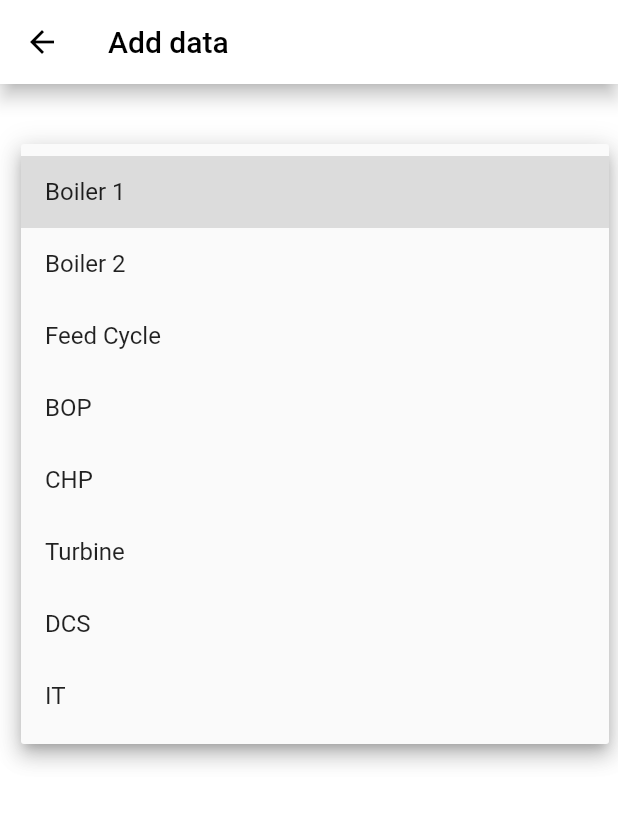
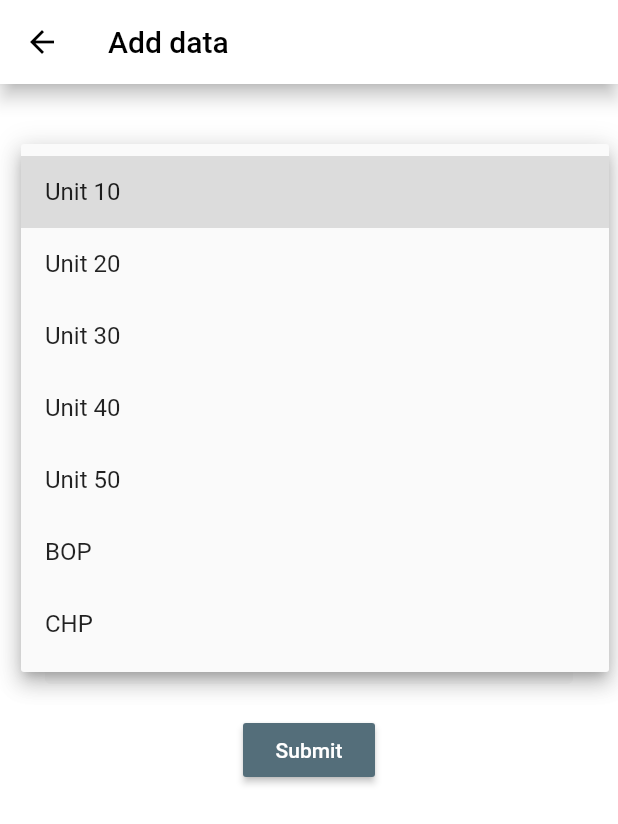
Before and after one commit to faseelmo/imd, a Flutter app: the DataPage screen opened directly, after a tap on "Area", on a phone screen of 412 x 824 dp. Shown: the top 824 px of the screen. Run offline on Flutter 3.47's test engine with Material 2 defaults, Android fonts, the phone set to English and light mode, and no system bars; our stand-ins replace cloud_firestore, firebase_auth, flutter_spinkit; accounts and stored records are empty.

Commit message:
datapage changes

```diff
--- a/lib/models/imd.dart
+++ b/lib/models/imd.dart
@@ -1,9 +1,16 @@
 class Imd {
   final String area;
+  final String group;
   final String equipment;
   final String activity;
   final String optional;
   final DateTime date;
 
-  Imd({this.area, this.equipment, this.activity, this.optional, this.date});
+  Imd(
+      {this.area,
+      this.group,
+      this.equipment,
+      this.activity,
+      this.optional,
+      this.date});
 }
--- a/lib/screens/bottom tabs/tabspage.dart
+++ b/lib/screens/bottom tabs/tabspage.dart
@@ -2,7 +2,6 @@ import 'package:flutter/material.dart';
 import 'package:imd/screens/analytics/analyticspage.dart';
 import 'package:imd/screens/home/home.dart';
 import 'package:imd/screens/settings/account.dart';
-
 import 'package:imd/sevices/database.dart';
 import 'package:provider/provider.dart';
 import 'package:imd/models/imd.dart';
--- a/lib/screens/data/datapage.dart
+++ b/lib/screens/data/datapage.dart
@@ -14,6 +14,7 @@ class _DataPageState extends State<DataPage> {
   bool loading = false;
 
   String area = '';
+  String group = '';
   String equipment = '';
   String activity = '';
   String optional = '';
@@ -53,14 +54,42 @@ class _DataPageState extends State<DataPage> {
                           borderSide: BorderSide(color: Colors.blueGrey[300])),
                     ),
                     items: <String>[
-                      'Boiler 1',
-                      'Boiler 2',
+                      'Unit 10',
+                      'Unit 20',
+                      'Unit 30',
+                      'Unit 40',
+                      'Unit 50',
+                      'BOP',
+                      'CHP',
+                    ].map((String value) {
+                      return new DropdownMenuItem<String>(
+                        value: value,
+                        child: new Text(value),
+                      );
+                    }).toList(),
+                    onChanged: (val) {
+                      setState(() => area = val);
+                    },
+                  ),
+                  SizedBox(height: 20.0),
+                  DropdownButtonFormField<String>(
+                    decoration: InputDecoration(
+                      hintText: 'Group',
+                      fillColor: Colors.grey[50],
+                      filled: true,
+                      enabledBorder: OutlineInputBorder(
+                        borderSide:
+                            BorderSide(color: Colors.grey[50], width: 2.0),
+                      ),
+                      focusedBorder: OutlineInputBorder(
+                          borderSide: BorderSide(color: Colors.blueGrey[300])),
+                    ),
+                    items: <String>[
+                      'Boiler',
                       'Feed Cycle',
                       'BOP',
                       'CHP',
-                      'Turbine',
-                      'DCS',
-                      'IT'
+                      'DCS/Turbine/IT',
                     ].map((String value) {
                       return new DropdownMenuItem<String>(
                         value: value,
@@ -110,7 +139,8 @@ class _DataPageState extends State<DataPage> {
                       'PM',
                       'Calibration',
                       'Improvement',
-                      'New Installation'
+                      'New Installation',
+                      'Others'
                     ].map((String value) {
                       return new DropdownMenuItem<String>(
                         value: value,
@@ -129,7 +159,7 @@ class _DataPageState extends State<DataPage> {
                     keyboardType: TextInputType.multiline,
                     maxLines: null,
                     decoration: InputDecoration(
-                      hintText: 'Optional',
+                      hintText: 'Description',
                       fillColor: Colors.grey[50],
                       filled: true,
                       enabledBorder: OutlineInputBorder(
@@ -152,8 +182,8 @@ class _DataPageState extends State<DataPage> {
                       //
                       DateTime date = DateTime.now();
                       setState(() => loading = true);
-                      await DatabaseService()
-                          .updateImd(area, equipment, activity, optional, date);
+                      await DatabaseService().updateImd(
+                          area, group, equipment, activity, optional, date);
                       Navigator.push(context,
                           MaterialPageRoute(builder: (context) => Tabs()));
                     },
--- a/lib/sevices/database.dart
+++ b/lib/sevices/database.dart
@@ -8,10 +8,11 @@ class DatabaseService {
 
   final databaseReference = Firestore.instance;
 
-  Future updateImd(String area, String equipment, String activity,
+  Future updateImd(String area, String group, String equipment, String activity,
       String optional, DateTime date) async {
     return await databaseReference.collection("imd").add({
       'area': area,
+      'group': group,
       'equipment': equipment,
       'activity': activity,
       'optional': optional,
@@ -23,7 +24,8 @@ class DatabaseService {
   List<Imd> _imdListFromSnapshot(QuerySnapshot snapshot) {
     return snapshot.documents.map((doc) {
       return Imd(
-        area: doc.data['area'] ?? '0',
+        area: doc.data['area'] ?? '',
+        group: doc.data['group'] ?? '',
         equipment: doc.data['equipment'] ?? '',
         activity: doc.data['activity'] ?? '',
         optional: doc.data['optional'] ?? '',
```
